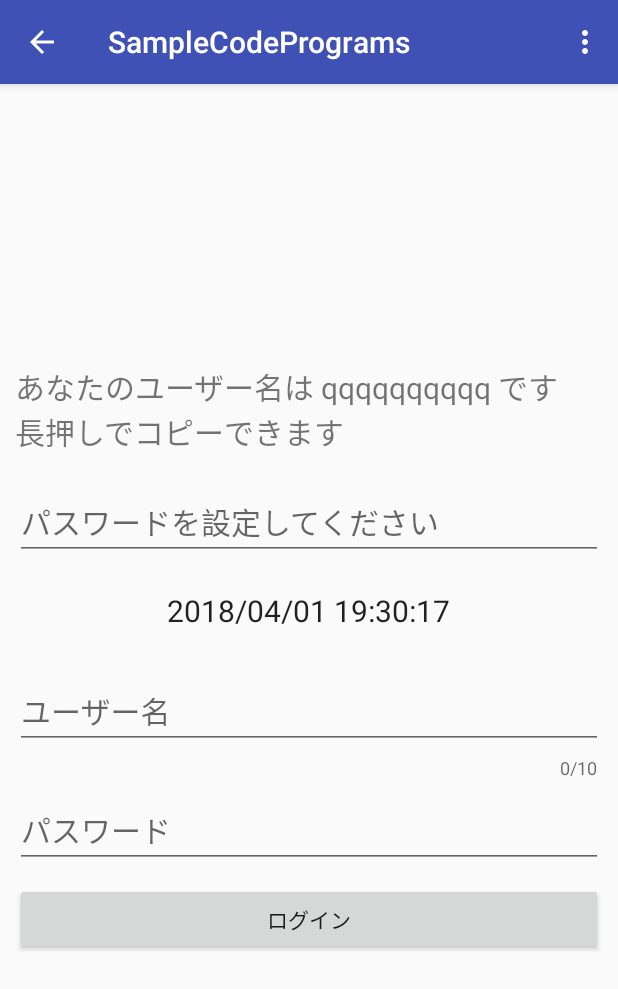
After one commit to Dai1678/SampleCodePrograms, an Android app: the TextSampleActivity screen opened directly, with no data from a screen before it, on a phone screen of 412 x 824 dp. The commit adds this screen. Shown: the top 989 px of the screen. Run offline under Robolectric (Android 15) with nearby library versions, the phone set to English and light mode, and no system bars; our stand-ins replace data binding.

Commit message:
complete TextSampleActivity.kt

```diff
--- a/app/src/main/AndroidManifest.xml
+++ b/app/src/main/AndroidManifest.xml
@@ -17,6 +17,7 @@
             </intent-filter>
         </activity>
         <activity android:name=".ButtonSampleActivity" />
+        <activity android:name=".TextSampleActivity"></activity>
     </application>
 
 </manifest>
--- /dev/null
+++ b/app/src/main/java/net/ddns/dai/samplecodeprograms/TextSampleActivity.kt
@@ -0,0 +1,181 @@
+package net.ddns.dai.samplecodeprograms
+
+import android.annotation.SuppressLint
+import android.app.PendingIntent
+import android.content.Intent
+import android.content.res.Resources
+import android.databinding.DataBindingUtil
+import android.graphics.BitmapFactory
+import android.graphics.Color
+import android.net.Uri
+import android.support.v7.app.AppCompatActivity
+import android.os.Bundle
+import android.support.customtabs.CustomTabsIntent
+import android.support.design.widget.Snackbar
+import android.support.v4.content.ContextCompat
+import android.text.*
+import android.text.style.ForegroundColorSpan
+import android.view.Menu
+import android.view.MenuItem
+import android.view.View
+import kotlinx.android.synthetic.main.activity_text_sample.*
+import net.ddns.dai.samplecodeprograms.databinding.ActivityTextSampleBinding
+import java.text.SimpleDateFormat
+import java.util.*
+
+class TextSampleActivity : AppCompatActivity() {
+
+    private val noInput = -2
+    private val login = 1
+    private val error = -1
+
+    @SuppressLint("SetTextI18n")
+    override fun onCreate(savedInstanceState: Bundle?) {
+        super.onCreate(savedInstanceState)
+        setContentView(R.layout.activity_text_sample)
+        val binding = DataBindingUtil.setContentView<ActivityTextSampleBinding>(this, R.layout.activity_text_sample)
+
+        val actionBar = supportActionBar
+        actionBar!!.setDisplayHomeAsUpEnabled(true)
+
+        //yourNameを作成
+        val name = generateUserName(10)
+        binding.userName.text = "あなたのユーザー名は $name です\n長押しでコピーできます"
+
+        binding.loginButton.setOnClickListener { view ->
+            val yourPassWord = editPassword.text.toString()
+            val inputUserName = userNameInput.text.toString()
+            val inputUserPassWord = userPassWordInput.text.toString()
+
+            if (inputUserPassWord == ""){
+                //yourPassWordの入力を促す
+                showResult(view, noInput)
+            }else{
+                val loginResult = checkLogin(name, yourPassWord, inputUserName, inputUserPassWord)
+
+                if (loginResult){
+                    //login
+                    showResult(view, login)
+                }else{
+                    //error
+                    showResult(view, error)
+                }
+            }
+
+        }
+
+        binding.userNameInput.addTextChangedListener(object : TextWatcher {
+            override fun afterTextChanged(s: Editable?) {}
+            override fun beforeTextChanged(s: CharSequence?, start: Int, count: Int, after: Int) {}
+            override fun onTextChanged(s: CharSequence?, start: Int, before: Int, count: Int) {
+                if (s!!.length > binding.nameTextInputLayout.counterMaxLength) {
+                    binding.nameTextInputLayout.error = "ユーザー名は10文字以内で入力してください"
+                } else {
+                    binding.nameTextInputLayout.error = null
+                }
+            }
+        })
+
+    }
+
+    //引数の値の桁数で乱数作成
+    private fun generateUserName(length: Int): String {
+
+        val letters = "abcdefghijklmnopqrstuvwxyz0123456789"
+
+        var str = ""
+        while (str.length < length) {
+            str += letters[Random().nextInt(letters.length)]
+        }
+
+        return str
+
+    }
+
+    //loginチェック
+    private fun checkLogin(currentName: String, currentPassWord: String, inputName: String, inputPassWord: String): Boolean{
+
+        return if (currentName == inputName){
+            currentPassWord == inputPassWord
+        }else{
+            false
+        }
+
+    }
+
+    //TODO ログインの結果はSnackBarで実装
+    @SuppressLint("SimpleDateFormat")
+    private fun showResult(view: View, result: Int){
+
+        var showText = ""
+        val dateFormat = SimpleDateFormat("yyyy/MM/dd HH:mm:ss")
+        val date = Date(System.currentTimeMillis())
+
+        when (result) {
+            noInput -> {
+                showText = "パスワードを設定してください"
+            }
+            login -> {
+                showText = "${dateFormat.format(date)}にログインしました！"
+            }
+            error -> {
+                showText = "入力されたユーザー名やパスワードが正しくありません"
+            }
+        }
+
+        Snackbar.make(view, showText, Snackbar.LENGTH_LONG)
+                .setAction("Action", null).show()
+
+    }
+
+    @Override
+    override fun onCreateOptionsMenu(menu: Menu): Boolean {
+        menuInflater.inflate(R.menu.menu, menu)
+        return super.onCreateOptionsMenu(menu)
+    }
+
+    @Override
+    override fun onOptionsItemSelected(item: MenuItem): Boolean {
+        when(item.itemId){
+            android.R.id.home -> {
+                finish()
+                return true
+            }
+
+            R.id.menuItem -> {
+                //TODO 記事作ってリンク更新
+                val linkText = "https://www.google.co.jp/"
+                chromeBrowseTab(Uri.parse(linkText))
+
+                return true
+            }
+        }
+        return super.onOptionsItemSelected(item)
+    }
+
+    @SuppressLint("PrivateResource")
+    private fun chromeBrowseTab(uri: Uri){
+
+        val  intent = Intent(Intent.ACTION_SEND)
+                .setType("text/plain")
+                .setFlags(Intent.FLAG_ACTIVITY_NEW_TASK)
+                .putExtra(Intent.EXTRA_TEXT, uri.toString())
+
+        val pendingIntent = PendingIntent.getActivity(this, 0, intent, 0)
+
+        val icon = BitmapFactory.decodeResource(Resources.getSystem(), R.drawable.ic_share)
+
+        val tabsIntent = CustomTabsIntent.Builder()
+                .setShowTitle(true)
+                .setToolbarColor(ContextCompat.getColor(applicationContext, R.color.colorPrimary))
+                .setStartAnimations(this, R.anim.abc_slide_in_bottom, R.anim.abc_slide_out_top)
+                .setExitAnimations(this, R.anim.abc_slide_in_top, R.anim.abc_slide_out_bottom)
+                .setCloseButtonIcon(BitmapFactory.decodeResource(Resources.getSystem(), R.drawable.ic_arrow_back))
+                .setActionButton(icon, "arrow_back", pendingIntent)
+                .addMenuItem("共有", pendingIntent)
+                .build()
+
+        //Chrome起動
+        tabsIntent.launchUrl(this, uri)
+    }
+}
--- a/app/src/main/res/layout/activity_button_sample.xml
+++ b/app/src/main/res/layout/activity_button_sample.xml
@@ -11,11 +11,6 @@
     <FrameLayout
         android:layout_width="match_parent"
         android:layout_height="match_parent">
-
-        <TextView
-            android:layout_width="wrap_content"
-            android:layout_height="wrap_content"
-            android:text="Buttonの実装について" />
 
         <LinearLayout
             android:layout_width="match_parent"
--- /dev/null
+++ b/app/src/main/res/layout/activity_text_sample.xml
@@ -0,0 +1,98 @@
+<?xml version="1.0" encoding="utf-8"?>
+<layout xmlns:android="http://schemas.android.com/apk/res/android"
+    xmlns:app="http://schemas.android.com/apk/res-auto"
+    xmlns:tools="http://schemas.android.com/tools">
+
+    <LinearLayout
+        android:layout_width="match_parent"
+        android:layout_height="match_parent"
+        android:orientation="vertical"
+        android:gravity="center"
+        android:padding="10dp"
+        tools:context=".TextSampleActivity">
+
+        <!-- textの色変えたりとか -->
+        <TextView
+            android:id="@+id/userName"
+            android:layout_width="match_parent"
+            android:layout_height="wrap_content"
+            android:hint="あなたのユーザー名は◯◯です\n長押しでコピーできます"
+            android:textSize="20sp"
+            android:textIsSelectable="true"/>
+
+        <EditText
+            android:id="@+id/editPassword"
+            android:layout_width="match_parent"
+            android:layout_height="wrap_content"
+            android:hint="パスワードを設定してください"
+            android:textSize="20sp"
+            android:maxLines="1"
+            android:layout_marginTop="20dp" />
+
+        <!-- Button押したら12時間モードと24時間モード切り替え -->
+        <TextClock
+            android:id="@+id/currentTime"
+            android:layout_width="wrap_content"
+            android:layout_height="wrap_content"
+            android:layout_marginTop="20dp"
+            android:textSize="20sp"
+            android:timeZone="Asia/Tokyo"
+            android:format12Hour="yyyy/MM/dd HH:mm:ss"
+            android:format24Hour="yyyy/MM/dd HH:mm:ss"/>
+
+        <!-- アカウント登録フォームみたいなの作りたい -->
+
+        <android.support.design.widget.TextInputLayout
+            android:id="@+id/nameTextInputLayout"
+            android:layout_width="match_parent"
+            android:layout_height="wrap_content"
+            android:layout_marginTop="20dp"
+            app:counterEnabled="true"
+            app:counterMaxLength="10"
+            app:errorEnabled="true"
+            app:hintAnimationEnabled="true"
+            app:hintEnabled="true">
+
+            <android.support.design.widget.TextInputEditText
+                android:id="@+id/userNameInput"
+                android:layout_width="match_parent"
+                android:layout_height="wrap_content"
+                android:hint="ユーザー名"
+                android:maxLines="1"
+                android:textSize="20sp" />
+
+        </android.support.design.widget.TextInputLayout>
+
+
+        <android.support.design.widget.TextInputLayout
+            android:id="@+id/passwordTextInputLayout"
+            android:layout_width="match_parent"
+            android:layout_height="wrap_content"
+            app:counterEnabled="false"
+            app:errorEnabled="false"
+            app:hintAnimationEnabled="true"
+            app:hintEnabled="true">
+
+            <android.support.design.widget.TextInputEditText
+                android:id="@+id/userPassWordInput"
+                android:layout_width="match_parent"
+                android:layout_height="wrap_content"
+                android:inputType="textPassword"
+                android:hint="パスワード"
+                android:maxLines="1"
+                android:textSize="20sp" />
+
+        </android.support.design.widget.TextInputLayout>
+
+        <Button
+            android:id="@+id/loginButton"
+            android:layout_width="match_parent"
+            android:layout_height="wrap_content"
+            android:layout_marginTop="10dp"
+            android:text="ログイン"/>
+
+
+
+    </LinearLayout>
+
+</layout>
```
Also changed, not shown: app/build.gradle (+8 -1 lines), app/src/main/res/drawable-hdpi/ic_check.png (added), app/src/main/res/drawable-mdpi/ic_check.png (added), app/src/main/res/drawable-xhdpi/ic_check.png (added), app/src/main/res/drawable-xxhdpi/ic_check.png (added).
